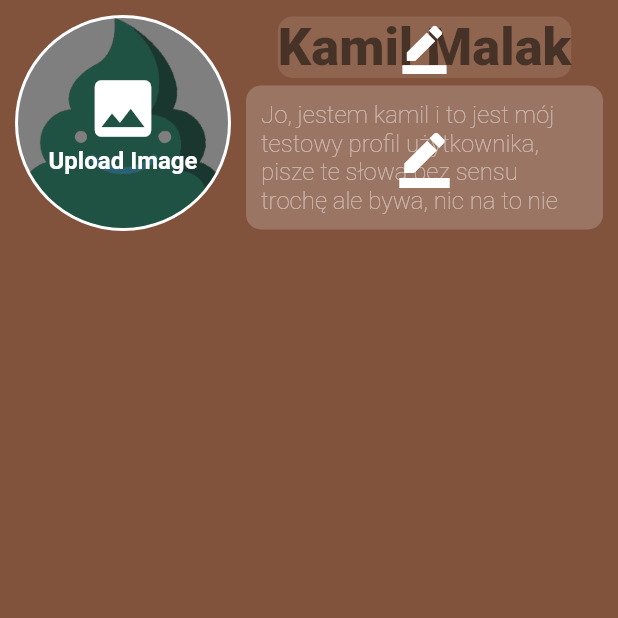
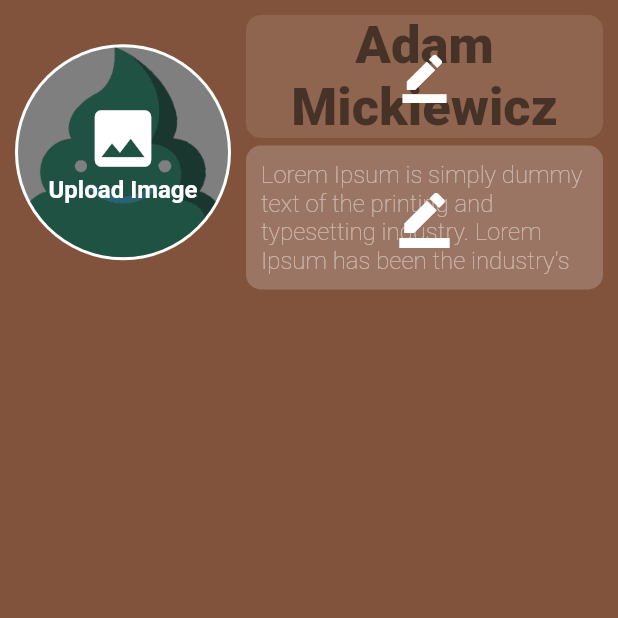
Before and after one commit to malak4822/toipy, a Flutter app: the FriendsPageEditable screen opened directly, on a phone screen of 412 x 824 dp, the top half of it. Run offline on Flutter 3.47's test engine with Material 2 defaults, Android fonts, the phone set to English and light mode, and no system bars; our stand-ins replace font_awesome_flutter, geolocator, google_fonts, google_maps_flutter, shared_preferences; missing offline and left inert: animated_icon_button; accounts and stored records are empty; Roboto replaces fonts that are missing (Overpass); statements that could not run were skipped.

Commit message:
Update provider.dart

```diff
--- a/lib/provider.dart
+++ b/lib/provider.dart
@@ -17,7 +17,7 @@ class ZmienneClass extends ChangeNotifier {
     notifyListeners();
   }
 
-  String imie = "Kamil Malak";
+  String imie = "Adam Mickiewicz";
   String opis =
-      "Jo, jestem kamil i to jest mój testowy profil użytkownika, pisze te słowa bez sensu trochę ale bywa, nic na to nie poradzę";
+      "Lorem Ipsum is simply dummy text of the printing and typesetting industry. Lorem Ipsum has been the industry's standard dummy text ever since the 1500s, when an unknown printer took a a type specimen book";
 }
```
